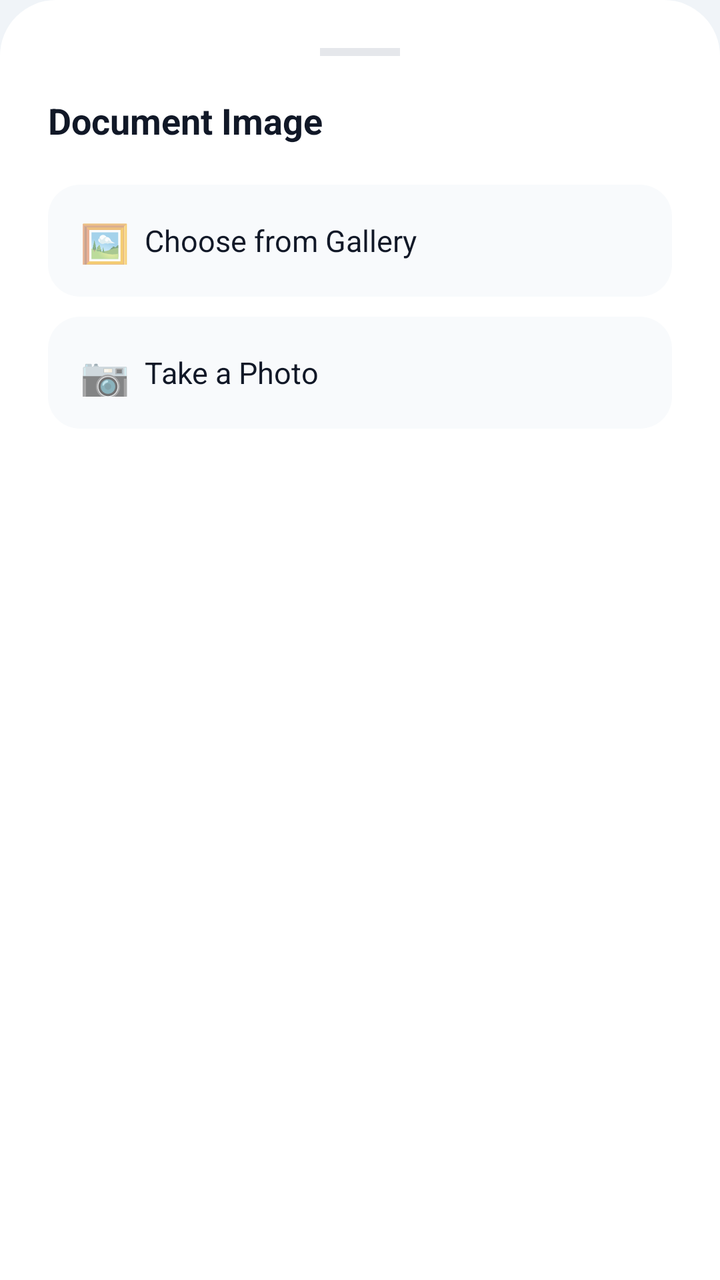
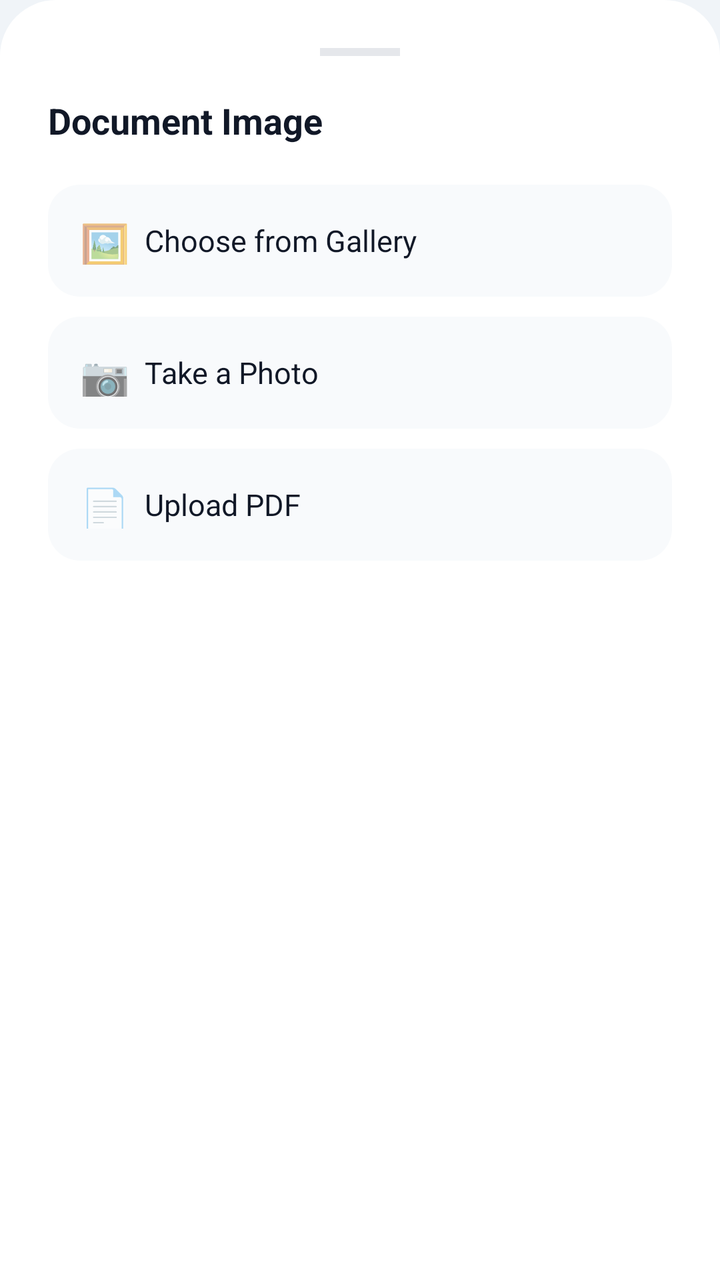

The first picture is an Android layout as it rendered before a commit; the second is the same layout after the commit. The layout source and the unified diff follow.
<!-- AndroidManifest.xml: application theme Theme.DocExpiryTracker -->
<!-- res/layout/bottom_sheet_image.xml -->
<?xml version="1.0" encoding="utf-8"?>
<LinearLayout
    xmlns:android="http://schemas.android.com/apk/res/android"
    android:layout_width="match_parent"
    android:layout_height="wrap_content"
    android:orientation="vertical"
    android:background="@drawable/bg_bottom_sheet"
    android:padding="24dp">

    <View
        android:layout_width="40dp"
        android:layout_height="4dp"
        android:layout_gravity="center_horizontal"
        android:layout_marginBottom="20dp"
        android:background="#E5E7EB"/>

    <TextView
        android:layout_width="wrap_content"
        android:layout_height="wrap_content"
        android:text="Document Image"
        android:textColor="#111827"
        android:textSize="18sp"
        android:textStyle="bold"
        android:layout_marginBottom="20dp"/>

    <LinearLayout
        android:id="@+id/btn_gallery"
        android:layout_width="match_parent"
        android:layout_height="56dp"
        android:orientation="horizontal"
        android:gravity="center_vertical"
        android:background="@drawable/bg_sheet_btn"
        android:padding="16dp"
        android:layout_marginBottom="10dp"
        android:clickable="true"
        android:focusable="true">
        <TextView android:layout_width="wrap_content" android:layout_height="wrap_content"
            android:text="🖼️" android:textSize="20sp"/>
        <TextView android:layout_width="wrap_content" android:layout_height="wrap_content"
            android:text="  Choose from Gallery"
            android:textColor="#111827" android:textSize="15sp"/>
    </LinearLayout>

    <LinearLayout
        android:id="@+id/btn_camera"
        android:layout_width="match_parent"
        android:layout_height="56dp"
        android:orientation="horizontal"
        android:gravity="center_vertical"
        android:background="@drawable/bg_sheet_btn"
        android:padding="16dp"
        android:layout_marginBottom="10dp"
        android:clickable="true"
        android:focusable="true">
        <TextView android:layout_width="wrap_content" android:layout_height="wrap_content"
            android:text="📷" android:textSize="20sp"/>
        <TextView android:layout_width="wrap_content" android:layout_height="wrap_content"
            android:text="  Take a Photo"
            android:textColor="#111827" android:textSize="15sp"/>
    </LinearLayout>

    <LinearLayout
        android:id="@+id/btn_view_image"
        android:layout_width="match_parent"
        android:layout_height="56dp"
        android:orientation="horizontal"
        android:gravity="center_vertical"
        android:background="@drawable/bg_sheet_btn"
        android:padding="16dp"
        android:layout_marginBottom="10dp"
        android:clickable="true"
        android:focusable="true"
        android:visibility="gone">
        <TextView android:layout_width="wrap_content" android:layout_height="wrap_content"
            android:text="👁️" android:textSize="20sp"/>
        <TextView android:layout_width="wrap_content" android:layout_height="wrap_content"
            android:text="  View Full Image"
            android:textColor="#111827" android:textSize="15sp"/>
    </LinearLayout>

    <LinearLayout
        android:id="@+id/btn_remove_image"
        android:layout_width="match_parent"
        android:layout_height="56dp"
        android:orientation="horizontal"
        android:gravity="center_vertical"
        android:background="@drawable/bg_sheet_btn_danger"
        android:padding="16dp"
        android:clickable="true"
        android:focusable="true"
        android:visibility="gone">
        <TextView android:layout_width="wrap_content" android:layout_height="wrap_content"
            android:text="🗑️" android:textSize="20sp"/>
        <TextView android:layout_width="wrap_content" android:layout_height="wrap_content"
            android:text="  Remove Image"
            android:textColor="#FF3C60" android:textSize="15sp"/>
    </LinearLayout>

</LinearLayout>
<!-- resources referenced by this layout -->
<resources>
  <!-- drawable bg_bottom_sheet (drawable) -->
  <?xml version="1.0" encoding="utf-8"?>
  <shape xmlns:android="http://schemas.android.com/apk/res/android" android:shape="rectangle">
      <corners android:topLeftRadius="28dp" android:topRightRadius="28dp"/>
      <solid android:color="#FFFFFF"/>
  </shape>
  <!-- drawable bg_sheet_btn (drawable) -->
  <?xml version="1.0" encoding="utf-8"?>
  <ripple xmlns:android="http://schemas.android.com/apk/res/android"
      android:color="#20000000">
      <item>
          <shape android:shape="rectangle">
              <corners android:radius="16dp"/>
              <solid android:color="#F8FAFC"/>
          </shape>
      </item>
  </ripple>
  <!-- drawable bg_sheet_btn_danger (drawable) -->
  <?xml version="1.0" encoding="utf-8"?>
  <ripple xmlns:android="http://schemas.android.com/apk/res/android"
      android:color="#20EF4444">
      <item>
          <shape android:shape="rectangle">
              <corners android:radius="16dp"/>
              <solid android:color="#FFF5F5"/>
          </shape>
      </item>
  </ripple>
  <style name="Theme.DocExpiryTracker" parent="Theme.MaterialComponents.Light.NoActionBar">
          <item name="colorPrimary">#2563EB</item>
          <item name="colorPrimaryVariant">#1D4ED8</item>
          <item name="colorOnPrimary">#FFFFFF</item>
          <item name="colorSecondary">#3B82F6</item>
          <item name="colorOnSecondary">#FFFFFF</item>
          <item name="android:colorBackground">#F0F4F8</item>
          <item name="colorSurface">#FFFFFF</item>
          <item name="colorOnSurface">#0F172A</item>
          
          <item name="android:statusBarColor">#1E3A8A</item>
          <item name="android:windowLightStatusBar">false</item>
          <item name="android:navigationBarColor">#F0F4F8</item>
          <item name="materialAlertDialogTheme">@style/DialogTheme</item>
      </style>
  <style name="DialogTheme" parent="ThemeOverlay.MaterialComponents.MaterialAlertDialog">
          <item name="android:background">#FFFFFF</item>
          <item name="colorPrimary">#2563EB</item>
          <item name="android:textColor">#0F172A</item>
          <item name="colorSurface">#FFFFFF</item>
          <item name="buttonBarPositiveButtonStyle">@style/PositiveBtn</item>
          <item name="buttonBarNegativeButtonStyle">@style/NegativeBtn</item>
          <item name="shapeAppearanceMediumComponent">@style/RoundedDialog</item>
      </style>
  <style name="PositiveBtn" parent="Widget.MaterialComponents.Button.TextButton.Dialog">
          <item name="android:textColor">#2563EB</item>
          <item name="android:textStyle">bold</item>
      </style>
  <style name="NegativeBtn" parent="Widget.MaterialComponents.Button.TextButton.Dialog">
          <item name="android:textColor">#94A3B8</item>
      </style>
  <style name="RoundedDialog" parent="ShapeAppearance.MaterialComponents.MediumComponent">
          <item name="cornerSize">20dp</item>
      </style>
</resources>

<!-- the commit's change to res/layout/bottom_sheet_image.xml (unified diff, before → after) -->
@@ -60,6 +60,24 @@
     </LinearLayout>
 
     <LinearLayout
+        android:id="@+id/btn_pdf"
+        android:layout_width="match_parent"
+        android:layout_height="56dp"
+        android:orientation="horizontal"
+        android:gravity="center_vertical"
+        android:background="@drawable/bg_sheet_btn"
+        android:padding="16dp"
+        android:layout_marginBottom="10dp"
+        android:clickable="true"
+        android:focusable="true">
+        <TextView android:layout_width="wrap_content" android:layout_height="wrap_content"
+            android:text="📄" android:textSize="20sp"/>
+        <TextView android:layout_width="wrap_content" android:layout_height="wrap_content"
+            android:text="  Upload PDF"
+            android:textColor="#111827" android:textSize="15sp"/>
+    </LinearLayout>
+
+    <LinearLayout
         android:id="@+id/btn_view_image"
         android:layout_width="match_parent"
         android:layout_height="56dp"
